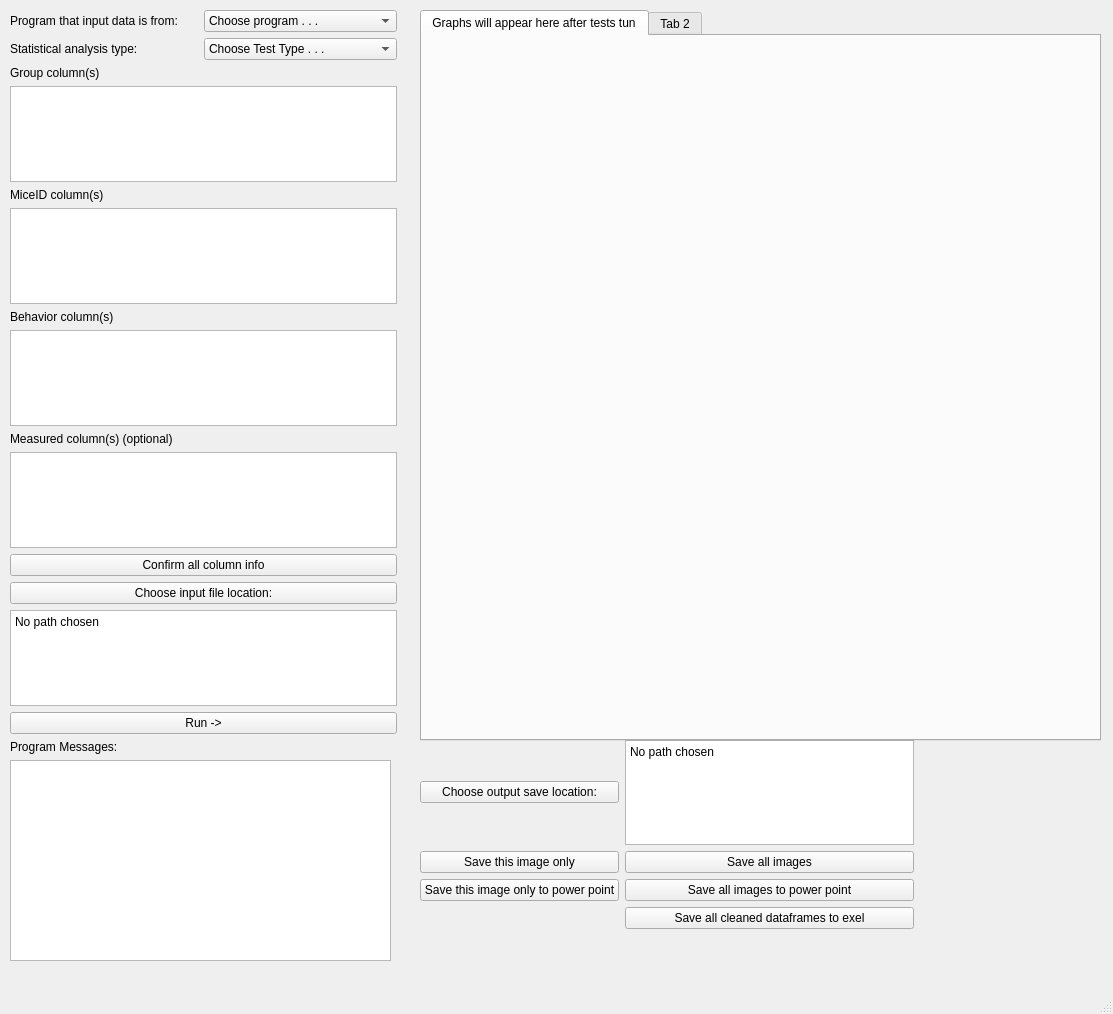
Before: the Qt Designer form mainwindow.ui in ZelikowskyLab/autograph_behavior, drawn with Qt 5.
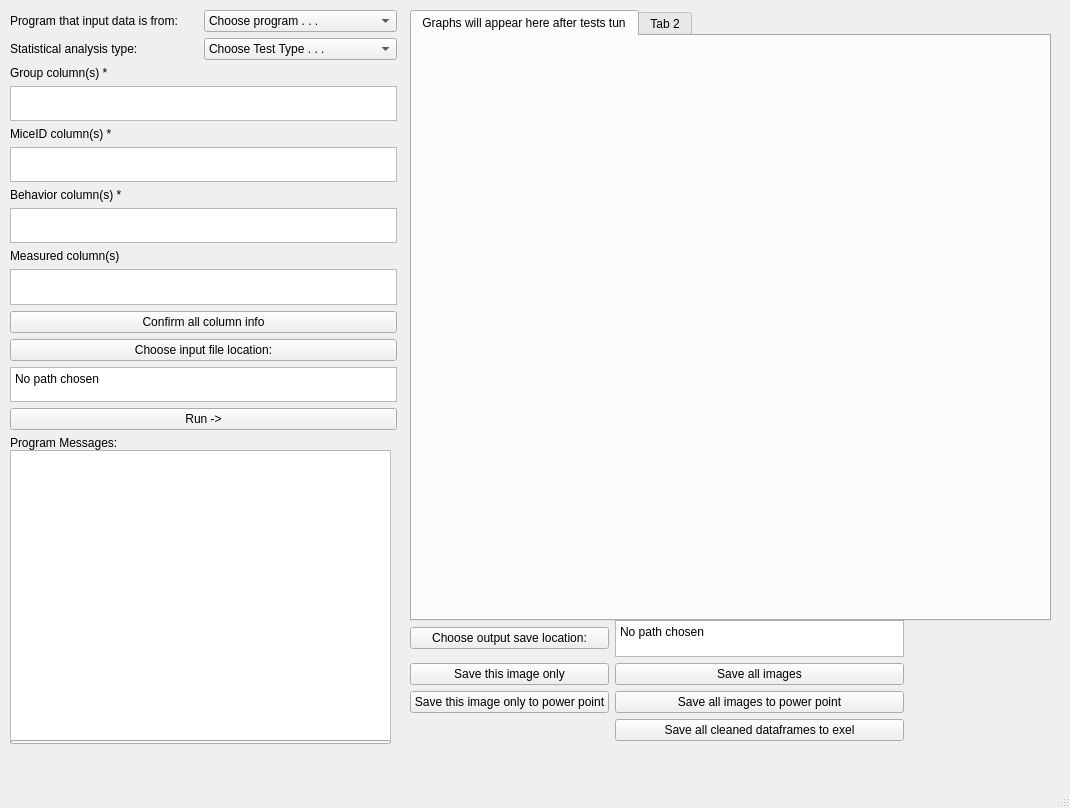
After: the same form once the commit is applied.

What changed in the file:
```diff
--- a/mainwindow.ui
+++ b/mainwindow.ui
@@ -6,13 +6,22 @@
    <rect>
     <x>0</x>
     <y>0</y>
-    <width>1113</width>
-    <height>1014</height>
+    <width>1070</width>
+    <height>808</height>
    </rect>
   </property>
   <property name="windowTitle">
    <string>MainWindow</string>
   </property>
+  <property name="whatsThis">
+   <string/>
+  </property>
+  <property name="animated">
+   <bool>true</bool>
+  </property>
+  <property name="tabShape">
+   <enum>QTabWidget::Rounded</enum>
+  </property>
   <widget class="QWidget" name="centralwidget">
    <widget class="QWidget" name="gridLayoutWidget">
     <property name="geometry">
@@ -20,7 +29,7 @@
       <x>10</x>
       <y>10</y>
       <width>387</width>
-      <height>744</height>
+      <height>441</height>
      </rect>
     </property>
     <layout class="QGridLayout" name="input_params">
@@ -76,7 +85,7 @@
      <item row="3" column="0">
       <widget class="QLabel" name="grp_cols_label">
        <property name="text">
-        <string>Group column(s)</string>
+        <string>Group column(s) *</string>
        </property>
       </widget>
      </item>
@@ -86,7 +95,7 @@
      <item row="7" column="0">
       <widget class="QLabel" name="beh_cols_label">
        <property name="text">
-        <string>Behavior column(s)</string>
+        <string>Behavior column(s) *</string>
        </property>
       </widget>
      </item>
@@ -127,7 +136,7 @@
      <item row="10" column="0">
       <widget class="QLabel" name="measured_cols_label">
        <property name="text">
-        <string>Measured column(s) (optional)</string>
+        <string>Measured column(s)</string>
        </property>
       </widget>
      </item>
@@ -176,7 +185,7 @@
      <item row="5" column="0">
       <widget class="QLabel" name="mice_cols_label">
        <property name="text">
-        <string>MiceID column(s)</string>
+        <string>MiceID column(s) *</string>
        </property>
       </widget>
      </item>
@@ -188,10 +197,10 @@
    <widget class="QWidget" name="gridLayoutWidget_2">
     <property name="geometry">
      <rect>
-      <x>420</x>
-      <y>740</y>
+      <x>410</x>
+      <y>620</y>
       <width>494</width>
-      <height>189</height>
+      <height>121</height>
      </rect>
     </property>
     <layout class="QGridLayout" name="save_graph_options">
@@ -257,19 +266,19 @@
     <property name="geometry">
      <rect>
       <x>10</x>
-      <y>760</y>
+      <y>450</y>
       <width>381</width>
-      <height>201</height>
+      <height>291</height>
      </rect>
     </property>
    </widget>
    <widget class="QTabWidget" name="tabWidget">
     <property name="geometry">
      <rect>
-      <x>420</x>
+      <x>410</x>
       <y>10</y>
-      <width>681</width>
-      <height>731</height>
+      <width>641</width>
+      <height>611</height>
      </rect>
     </property>
     <property name="layoutDirection">
@@ -307,6 +316,31 @@
      </attribute>
     </widget>
    </widget>
+   <widget class="QProgressBar" name="progress_bar">
+    <property name="geometry">
+     <rect>
+      <x>10</x>
+      <y>740</y>
+      <width>381</width>
+      <height>4</height>
+     </rect>
+    </property>
+    <property name="value">
+     <number>0</number>
+    </property>
+    <property name="textVisible">
+     <bool>false</bool>
+    </property>
+    <property name="orientation">
+     <enum>Qt::Horizontal</enum>
+    </property>
+    <property name="invertedAppearance">
+     <bool>false</bool>
+    </property>
+    <property name="textDirection">
+     <enum>QProgressBar::TopToBottom</enum>
+    </property>
+   </widget>
   </widget>
   <widget class="QMenuBar" name="menubar">
    <property name="geometry">
```
Left out of the diff: 30 changed lines with no effect on the pictures.
